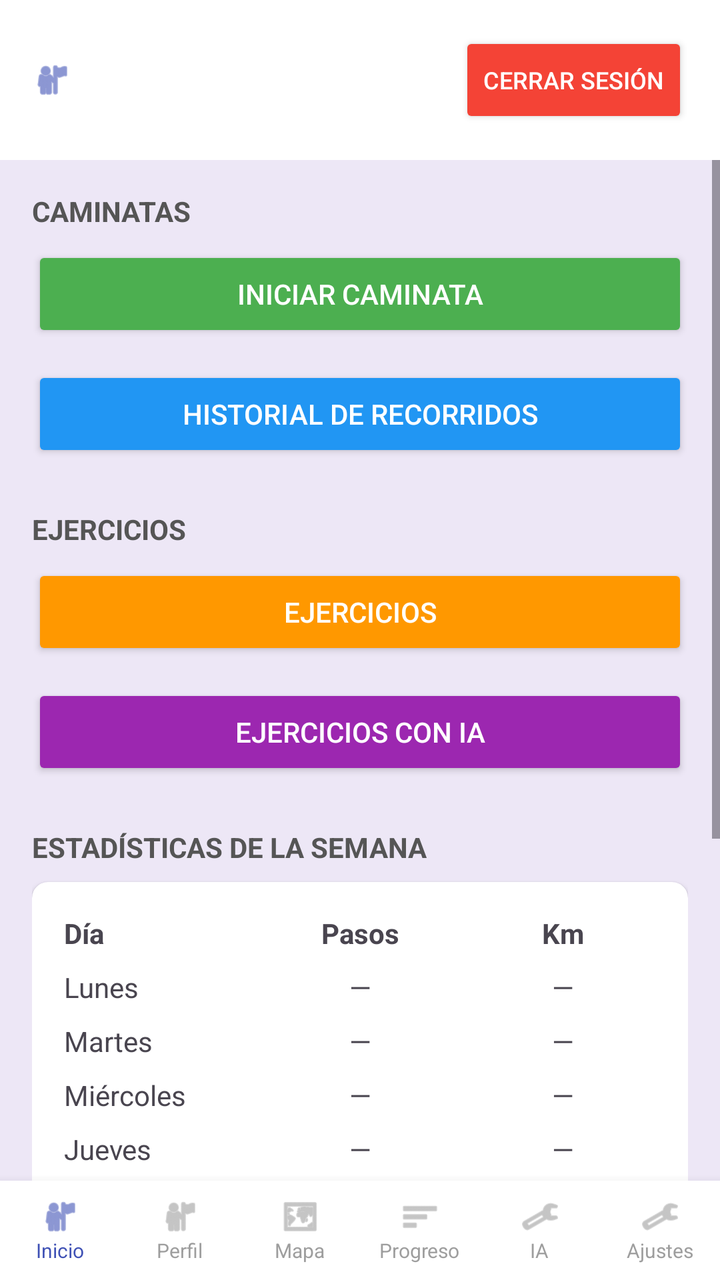
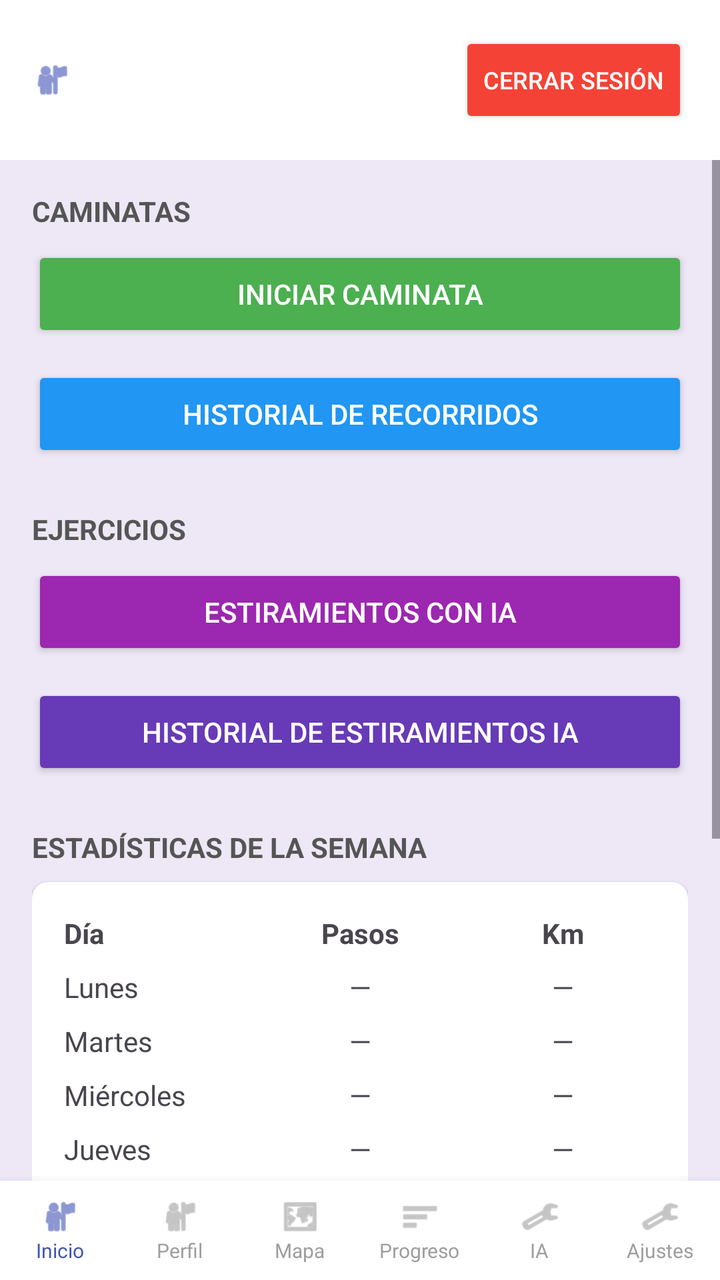

An Android layout rendered at two revisions. The XML below is the earlier revision; the diff shows what the commit changed to produce the second picture.
<!-- AndroidManifest.xml: application theme Theme.Caminata20 -->
<!-- res/layout/activity_main.xml -->
<?xml version="1.0" encoding="utf-8"?>
<LinearLayout xmlns:android="http://schemas.android.com/apk/res/android"
    xmlns:app="http://schemas.android.com/apk/res-auto"
    android:id="@+id/main"
    android:layout_width="match_parent"
    android:layout_height="match_parent"
    android:orientation="vertical"
    android:background="#EDE7F6">

    
    <LinearLayout
        android:layout_width="match_parent"
        android:layout_height="wrap_content"
        android:orientation="horizontal"
        android:gravity="center_vertical"
        android:background="#FFFFFF"
        android:padding="16dp">

        <ImageView
            android:layout_width="20dp"
            android:layout_height="20dp"
            android:src="@android:drawable/ic_menu_myplaces"
            app:tint="#3F51B5"
            android:contentDescription="Usuario" />

        <TextView
            android:id="@+id/tvUserName"
            android:layout_width="0dp"
            android:layout_height="wrap_content"
            android:layout_weight="1"
            android:layout_marginStart="8dp"
            android:text=""
            android:textColor="#333333"
            android:textSize="15sp"
            android:singleLine="true"
            android:ellipsize="marquee"
            android:marqueeRepeatLimit="marquee_forever"
            android:focusable="true"
            android:focusableInTouchMode="true"
            android:scrollHorizontally="true" />

        <Button
            android:id="@+id/btnLogout"
            android:layout_width="wrap_content"
            android:layout_height="wrap_content"
            android:text="Cerrar sesión"
            android:textSize="12sp"
            android:textColor="#FFFFFF"
            android:backgroundTint="#F44336"
            android:paddingStart="12dp"
            android:paddingEnd="12dp" />

    </LinearLayout>

    
    <ScrollView
        android:layout_width="match_parent"
        android:layout_height="0dp"
        android:layout_weight="1">

        <LinearLayout
            android:layout_width="match_parent"
            android:layout_height="wrap_content"
            android:orientation="vertical"
            android:padding="16dp">

            <TextView
                android:layout_width="wrap_content"
                android:layout_height="wrap_content"
                android:text="CAMINATAS"
                android:textStyle="bold"
                android:textSize="14sp"
                android:textColor="#555555"
                android:layout_marginBottom="8dp" />

            <Button
                android:id="@+id/btnStartWalk"
                android:layout_width="match_parent"
                android:layout_height="wrap_content"
                android:text="Iniciar caminata"
                android:backgroundTint="#4CAF50"
                android:textColor="#FFFFFF"
                android:layout_marginBottom="12dp" />

            <Button
                android:id="@+id/btnWalkHistory"
                android:layout_width="match_parent"
                android:layout_height="wrap_content"
                android:text="Historial de recorridos"
                android:backgroundTint="#2196F3"
                android:textColor="#FFFFFF"
                android:layout_marginBottom="24dp" />

            <TextView
                android:layout_width="wrap_content"
                android:layout_height="wrap_content"
                android:text="EJERCICIOS"
                android:textStyle="bold"
                android:textSize="14sp"
                android:textColor="#555555"
                android:layout_marginBottom="8dp" />

            <Button
                android:id="@+id/btnExercises"
                android:layout_width="match_parent"
                android:layout_height="wrap_content"
                android:text="Ejercicios"
                android:backgroundTint="#FF9800"
                android:textColor="#FFFFFF"
                android:layout_marginBottom="12dp" />

            <Button
                android:id="@+id/btnExercisesAI"
                android:layout_width="match_parent"
                android:layout_height="wrap_content"
                android:text="Ejercicios con IA"
                android:backgroundTint="#9C27B0"
                android:textColor="#FFFFFF"
                android:layout_marginBottom="24dp" />

            <TextView
                android:layout_width="wrap_content"
                android:layout_height="wrap_content"
                android:text="ESTADÍSTICAS DE LA SEMANA"
                android:textStyle="bold"
                android:textSize="14sp"
                android:textColor="#555555"
                android:layout_marginBottom="8dp" />

            <androidx.cardview.widget.CardView
                android:layout_width="match_parent"
                android:layout_height="wrap_content"
                app:cardCornerRadius="8dp"
                app:cardElevation="2dp"
                android:layout_marginBottom="24dp">

                <TableLayout
                    android:layout_width="match_parent"
                    android:layout_height="wrap_content"
                    android:padding="12dp">

                    <TableRow>
                        <TextView android:layout_width="0dp" android:layout_weight="1" android:text="Día" android:textStyle="bold" android:padding="4dp" />
                        <TextView android:layout_width="0dp" android:layout_weight="1" android:text="Pasos" android:textStyle="bold" android:gravity="center" android:padding="4dp" />
                        <TextView android:layout_width="0dp" android:layout_weight="1" android:text="Km" android:textStyle="bold" android:gravity="center" android:padding="4dp" />
                    </TableRow>
                    <TableRow>
                        <TextView android:layout_width="0dp" android:layout_weight="1" android:text="Lunes" android:padding="4dp" />
                        <TextView android:layout_width="0dp" android:layout_weight="1" android:text="—" android:gravity="center" android:padding="4dp" />
                        <TextView android:layout_width="0dp" android:layout_weight="1" android:text="—" android:gravity="center" android:padding="4dp" />
                    </TableRow>
                    <TableRow>
                        <TextView android:layout_width="0dp" android:layout_weight="1" android:text="Martes" android:padding="4dp" />
                        <TextView android:layout_width="0dp" android:layout_weight="1" android:text="—" android:gravity="center" android:padding="4dp" />
                        <TextView android:layout_width="0dp" android:layout_weight="1" android:text="—" android:gravity="center" android:padding="4dp" />
                    </TableRow>
                    <TableRow>
                        <TextView android:layout_width="0dp" android:layout_weight="1" android:text="Miércoles" android:padding="4dp" />
                        <TextView android:layout_width="0dp" android:layout_weight="1" android:text="—" android:gravity="center" android:padding="4dp" />
                        <TextView android:layout_width="0dp" android:layout_weight="1" android:text="—" android:gravity="center" android:padding="4dp" />
                    </TableRow>
                    <TableRow>
                        <TextView android:layout_width="0dp" android:layout_weight="1" android:text="Jueves" android:padding="4dp" />
                        <TextView android:layout_width="0dp" android:layout_weight="1" android:text="—" android:gravity="center" android:padding="4dp" />
                        <TextView android:layout_width="0dp" android:layout_weight="1" android:text="—" android:gravity="center" android:padding="4dp" />
                    </TableRow>
                    <TableRow>
                        <TextView android:layout_width="0dp" android:layout_weight="1" android:text="Viernes" android:padding="4dp" />
                        <TextView android:layout_width="0dp" android:layout_weight="1" android:text="—" android:gravity="center" android:padding="4dp" />
                        <TextView android:layout_width="0dp" android:layout_weight="1" android:text="—" android:gravity="center" android:padding="4dp" />
                    </TableRow>
                    <TableRow>
                        <TextView android:layout_width="0dp" android:layout_weight="1" android:text="Sábado" android:padding="4dp" />
                        <TextView android:layout_width="0dp" android:layout_weight="1" android:text="—" android:gravity="center" android:padding="4dp" />
                        <TextView android:layout_width="0dp" android:layout_weight="1" android:text="—" android:gravity="center" android:padding="4dp" />
                    </TableRow>
                    <TableRow>
                        <TextView android:layout_width="0dp" android:layout_weight="1" android:text="Domingo" android:padding="4dp" />
                        <TextView android:layout_width="0dp" android:layout_weight="1" android:text="—" android:gravity="center" android:padding="4dp" />
                        <TextView android:layout_width="0dp" android:layout_weight="1" android:text="—" android:gravity="center" android:padding="4dp" />
                    </TableRow>

                </TableLayout>
            </androidx.cardview.widget.CardView>

            <TextView
                android:layout_width="wrap_content"
                android:layout_height="wrap_content"
                android:text="RESUMEN"
                android:textStyle="bold"
                android:textSize="14sp"
                android:textColor="#555555"
                android:layout_marginBottom="8dp" />

            <androidx.cardview.widget.CardView
                android:layout_width="match_parent"
                android:layout_height="wrap_content"
                app:cardCornerRadius="8dp"
                app:cardElevation="2dp">

                <LinearLayout
                    android:layout_width="match_parent"
                    android:layout_height="wrap_content"
                    android:orientation="horizontal"
                    android:padding="16dp">

                    <LinearLayout
                        android:layout_width="0dp"
                        android:layout_weight="1"
                        android:layout_height="wrap_content"
                        android:orientation="vertical"
                        android:gravity="center">

                        <TextView
                            android:id="@+id/tvTotalSteps"
                            android:layout_width="wrap_content"
                            android:layout_height="wrap_content"
                            android:text="0"
                            android:textSize="20sp"
                            android:textStyle="bold"
                            android:textColor="#3F51B5" />

                        <TextView
                            android:layout_width="wrap_content"
                            android:layout_height="wrap_content"
                            android:text="Pasos totales"
                            android:textSize="12sp"
                            android:textColor="#777777" />
                    </LinearLayout>

                    <LinearLayout
                        android:layout_width="0dp"
                        android:layout_weight="1"
                        android:layout_height="wrap_content"
                        android:orientation="vertical"
                        android:gravity="center">

                        <TextView
                            android:id="@+id/tvTotalKm"
                            android:layout_width="wrap_content"
                            android:layout_height="wrap_content"
                            android:text="0 km"
                            android:textSize="20sp"
                            android:textStyle="bold"
                            android:textColor="#3F51B5" />

                        <TextView
                            android:layout_width="wrap_content"
                            android:layout_height="wrap_content"
                            android:text="Recorrido total"
                            android:textSize="12sp"
                            android:textColor="#777777" />
                    </LinearLayout>

                    <LinearLayout
                        android:layout_width="0dp"
                        android:layout_weight="1"
                        android:layout_height="wrap_content"
                        android:orientation="vertical"
                        android:gravity="center">

                        <TextView
                            android:id="@+id/tvWeekTotal"
                            android:layout_width="wrap_content"
                            android:layout_height="wrap_content"
                            android:text="0 km"
                            android:textSize="20sp"
                            android:textStyle="bold"
                            android:textColor="#3F51B5" />

                        <TextView
                            android:layout_width="wrap_content"
                            android:layout_height="wrap_content"
                            android:text="Total semana"
                            android:textSize="12sp"
                            android:textColor="#777777" />
                    </LinearLayout>

                </LinearLayout>
            </androidx.cardview.widget.CardView>

            <View
                android:layout_width="match_parent"
                android:layout_height="24dp" />

        </LinearLayout>
    </ScrollView>

    
    <LinearLayout
        android:layout_width="match_parent"
        android:layout_height="wrap_content"
        android:orientation="horizontal"
        android:background="#FFFFFF"
        android:elevation="8dp"
        android:paddingTop="8dp"
        android:paddingBottom="8dp"
        android:gravity="center">

        <LinearLayout
            android:id="@+id/navHome"
            android:layout_width="0dp"
            android:layout_height="wrap_content"
            android:layout_weight="1"
            android:orientation="vertical"
            android:gravity="center"
            android:clickable="true"
            android:focusable="true">
            <ImageView android:layout_width="20dp" android:layout_height="20dp" android:src="@android:drawable/ic_menu_myplaces" app:tint="#3F51B5" android:contentDescription="Inicio" />
            <TextView android:layout_width="wrap_content" android:layout_height="wrap_content" android:text="Inicio" android:textSize="10sp" android:textColor="#3F51B5" />
        </LinearLayout>

        <LinearLayout
            android:id="@+id/navProfile"
            android:layout_width="0dp"
            android:layout_height="wrap_content"
            android:layout_weight="1"
            android:orientation="vertical"
            android:gravity="center"
            android:clickable="true"
            android:focusable="true">
            <ImageView android:layout_width="20dp" android:layout_height="20dp" android:src="@android:drawable/ic_menu_myplaces" app:tint="#9E9E9E" android:contentDescription="Perfil" />
            <TextView android:layout_width="wrap_content" android:layout_height="wrap_content" android:text="Perfil" android:textSize="10sp" android:textColor="#9E9E9E" />
        </LinearLayout>

        <LinearLayout
            android:id="@+id/navMap"
            android:layout_width="0dp"
            android:layout_height="wrap_content"
            android:layout_weight="1"
            android:orientation="vertical"
            android:gravity="center"
            android:clickable="true"
            android:focusable="true">
            <ImageView android:layout_width="20dp" android:layout_height="20dp" android:src="@android:drawable/ic_menu_mapmode" app:tint="#9E9E9E" android:contentDescription="Mapa" />
            <TextView android:layout_width="wrap_content" android:layout_height="wrap_content" android:text="Mapa" android:textSize="10sp" android:textColor="#9E9E9E" />
        </LinearLayout>

        <LinearLayout
            android:id="@+id/navProgress"
            android:layout_width="0dp"
            android:layout_height="wrap_content"
            android:layout_weight="1"
            android:orientation="vertical"
            android:gravity="center"
            android:clickable="true"
            android:focusable="true">
            <ImageView android:layout_width="20dp" android:layout_height="20dp" android:src="@android:drawable/ic_menu_sort_by_size" app:tint="#9E9E9E" android:contentDescription="Progreso" />
            <TextView android:layout_width="wrap_content" android:layout_height="wrap_content" android:text="Progreso" android:textSize="10sp" android:textColor="#9E9E9E" />
        </LinearLayout>

        <LinearLayout
            android:id="@+id/navAI"
            android:layout_width="0dp"
            android:layout_height="wrap_content"
            android:layout_weight="1"
            android:orientation="vertical"
            android:gravity="center"
            android:clickable="true"
            android:focusable="true">
            <ImageView android:layout_width="20dp" android:layout_height="20dp" android:src="@android:drawable/ic_menu_manage" app:tint="#9E9E9E" android:contentDescription="IA" />
            <TextView android:layout_width="wrap_content" android:layout_height="wrap_content" android:text="IA" android:textSize="10sp" android:textColor="#9E9E9E" />
        </LinearLayout>

        <LinearLayout
            android:id="@+id/navSettings"
            android:layout_width="0dp"
            android:layout_height="wrap_content"
            android:layout_weight="1"
            android:orientation="vertical"
            android:gravity="center"
            android:clickable="true"
            android:focusable="true">
            <ImageView android:layout_width="20dp" android:layout_height="20dp" android:src="@android:drawable/ic_menu_preferences" app:tint="#9E9E9E" android:contentDescription="Configuración" />
            <TextView android:layout_width="wrap_content" android:layout_height="wrap_content" android:text="Ajustes" android:textSize="10sp" android:textColor="#9E9E9E" />
        </LinearLayout>

    </LinearLayout>

</LinearLayout>
<!-- resources referenced by this layout -->
<resources>
  <style name="Theme.Caminata20" parent="Base.Theme.Caminata20" />
  <style name="Base.Theme.Caminata20" parent="Theme.Material3.DayNight.NoActionBar">
          
          
      </style>
</resources>

<!-- the commit's change to res/layout/activity_main.xml (unified diff, before → after) -->
@@ -7,7 +7,6 @@
     android:orientation="vertical"
     android:background="#EDE7F6">
 
-    
     <LinearLayout
         android:layout_width="match_parent"
         android:layout_height="wrap_content"
@@ -52,7 +51,6 @@
 
     </LinearLayout>
 
-    
     <ScrollView
         android:layout_width="match_parent"
         android:layout_height="0dp"
@@ -101,20 +99,20 @@
                 android:layout_marginBottom="8dp" />
 
             <Button
-                android:id="@+id/btnExercises"
-                android:layout_width="match_parent"
-                android:layout_height="wrap_content"
-                android:text="Ejercicios"
-                android:backgroundTint="#FF9800"
+                android:id="@+id/btnExercisesAI"
+                android:layout_width="match_parent"
+                android:layout_height="wrap_content"
+                android:text="Estiramientos con IA"
+                android:backgroundTint="#9C27B0"
                 android:textColor="#FFFFFF"
                 android:layout_marginBottom="12dp" />
 
             <Button
-                android:id="@+id/btnExercisesAI"
-                android:layout_width="match_parent"
-                android:layout_height="wrap_content"
-                android:text="Ejercicios con IA"
-                android:backgroundTint="#9C27B0"
+                android:id="@+id/btnExercisesAIHistory"
+                android:layout_width="match_parent"
+                android:layout_height="wrap_content"
+                android:text="Historial de estiramientos IA"
+                android:backgroundTint="#673AB7"
                 android:textColor="#FFFFFF"
                 android:layout_marginBottom="24dp" />
 
@@ -286,7 +284,6 @@
         </LinearLayout>
     </ScrollView>
 
-    
     <LinearLayout
         android:layout_width="match_parent"
         android:layout_height="wrap_content"
